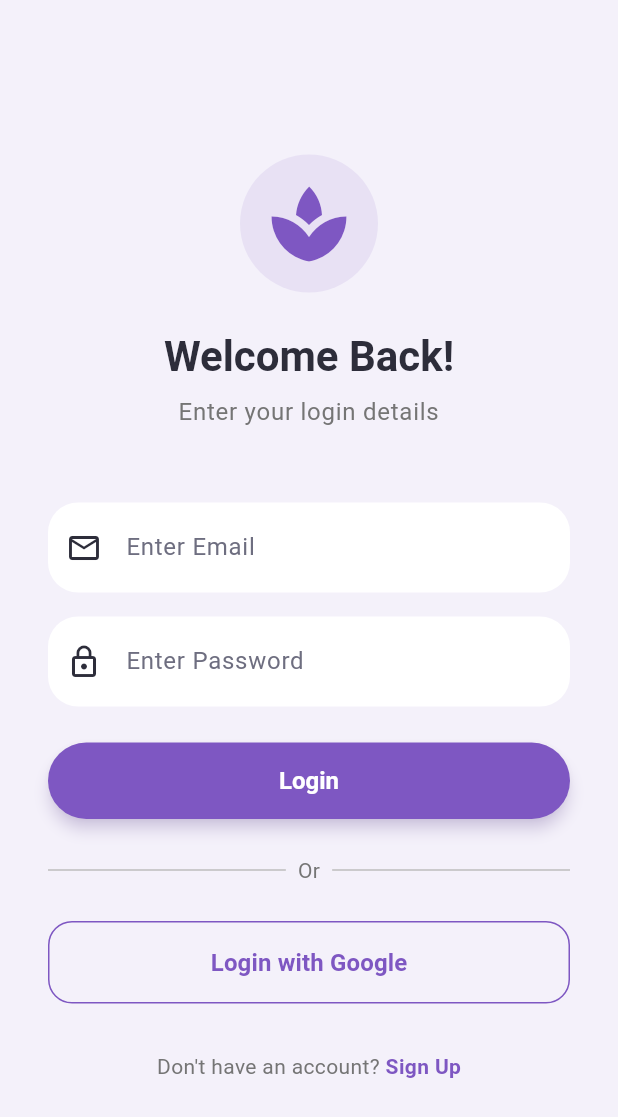
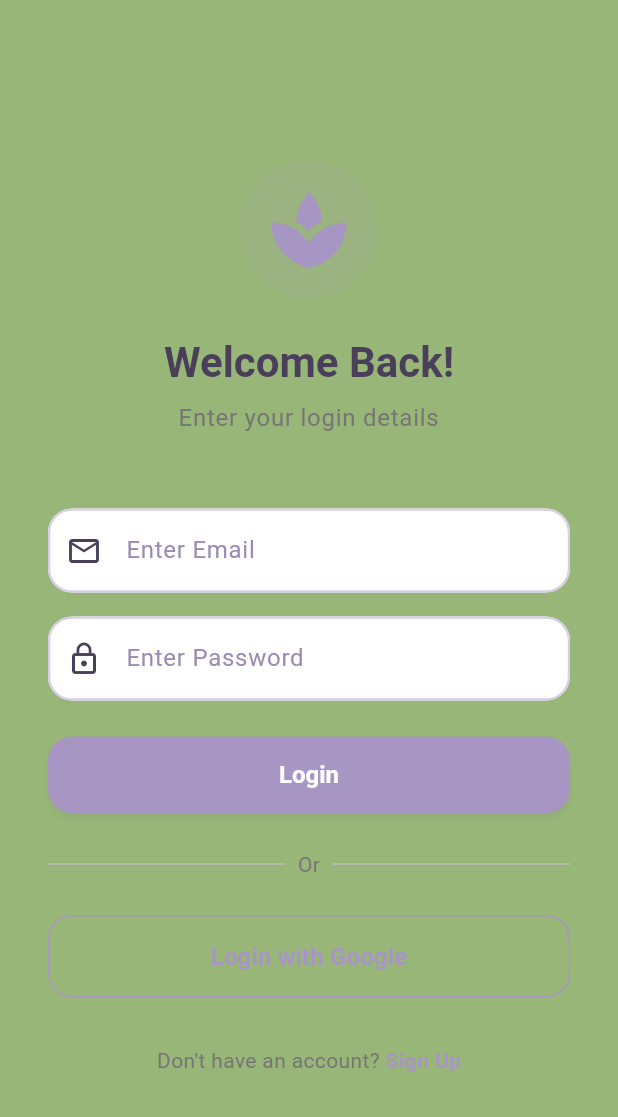
Before and after one commit to Andontknee/YouMii_1, a Flutter app: the screen it shows after launch, on a phone screen of 412 x 824 dp. Shown: the top 1117 px of the screen. Run offline on Flutter 3.47's test engine with Material 3 defaults, Android fonts, the phone set to English and light mode, and no system bars; our stand-ins replace cloud_firestore, firebase_auth, firebase_core, flutter_markdown, google_generative_ai, google_sign_in and 1 more; accounts and stored records are empty; Roboto replaces fonts that are missing (Poppins).

Commit message:
almost done!

```diff
--- a/lib/main.dart
+++ b/lib/main.dart
@@ -2,35 +2,35 @@
 
 import 'package:flutter/material.dart';
 import 'package:firebase_core/firebase_core.dart';
-// import 'package:google_sign_in/google_sign_in.dart'; // Optional based on version
+import 'package:firebase_auth/firebase_auth.dart'; // Needed for AuthGate
 import 'package:youmii/firebase_options.dart';
-import 'package:firebase_auth/firebase_auth.dart';
 
 import 'screens/auth/login_screen.dart';
 import 'screens/auth/registration_screen.dart';
 import 'screens/home/home_screen.dart';
 
-// --- 🎨 VIBRANT LAVENDER & CORAL PALETTE ---
+// --- 🎨 COLOR PALETTE DEFINITION ---
 
-// Primary Brand (Lavender - slightly richer)
-const Color kPrimaryLavender = Color(0xFF7E57C2);
-const Color kDeepLavender = Color(0xFF512DA8);
+// Brand / Primary (Kept Lavender for buttons/icons, but you might want to change this to a dark green later if you keep the Olivine background)
+const Color kPrimaryLavender = Color(0xFFA795C4);
+const Color kDeepLavender = Color(0xFF8A75AE);
 
-// Secondary Brand (Coral/Peach - Adds the "Vibrancy" from your image)
-const Color kAccentCoral = Color(0xFFFF8A65);
-const Color kSoftPeach = Color(0xFFFFCCBC);
+// Backgrounds
+// --- CHANGED: New Olivine Background ---
+const Color kPrimaryBackground = Color(0xFF98B678);
+// ---------------------------------------
+const Color kSecondaryBackground = Color(0xFFE5DBF2);
+const Color kCardColor = Color(0xFFF8F5FC); // Keeping cards white/lilac to pop against the green
 
-// Backgrounds & Surfaces
-const Color kAppBackground = Color(0xFFF4F1FA); // A very subtle lavender tint
-const Color kCardSurface = Color(0xFFFFFFFF);   // Pure white for pop
+// Typography Colors
+const Color kTextHeader = Color(0xFF4A3F59);
+const Color kTextBody = Color(0xFF6B6280);
+const Color kTextMuted = Color(0xFF9B8BB2);
 
-// Typography
-const Color kTextPrimary = Color(0xFF2D2D3A); // Nearly black, softer than pure black
-const Color kTextSecondary = Color(0xFF6E6E80); // Muted grey-purple
-
-// Status
-const Color kSuccess = Color(0xFF81C784);
-const Color kError = Color(0xFFE57373);
+// Accents
+const Color kAccentSuccess = Color(0xFF93C8A2);
+const Color kAccentWarning = Color(0xFFE7CBA3);
+const Color kAccentError = Color(0xFFDFA8A8);
 
 void main() async {
   WidgetsFlutterBinding.ensureInitialized();
@@ -55,126 +55,111 @@ class MyApp extends StatelessWidget {
         useMaterial3: true,
         brightness: Brightness.light,
 
-        // 1. Global Colors
-        scaffoldBackgroundColor: kAppBackground,
+        // 1. Colors
+        scaffoldBackgroundColor: kPrimaryBackground,
         primaryColor: kPrimaryLavender,
-        cardColor: kCardSurface,
-        canvasColor: kAppBackground,
+        cardColor: kCardColor,
+        canvasColor: kPrimaryBackground,
 
-        // Defines the main color set for widgets
         colorScheme: const ColorScheme.light(
           primary: kPrimaryLavender,
+          secondary: kDeepLavender,
+          surface: kCardColor,
+          error: kAccentError,
           onPrimary: Colors.white,
-          secondary: kAccentCoral, // This makes Floating Action Buttons pop!
-          onSecondary: Colors.white,
-          surface: kCardSurface,
-          onSurface: kTextPrimary,
-          error: kError,
+          onSurface: kTextHeader,
         ),
 
-        // 2. Typography (Google Fonts style: Poppins or Nunito recommended)
+        // 2. Typography
         fontFamily: 'Poppins',
         textTheme: const TextTheme(
-          headlineLarge: TextStyle(color: kTextPrimary, fontWeight: FontWeight.w700),
-          headlineMedium: TextStyle(color: kTextPrimary, fontWeight: FontWeight.w700),
-          headlineSmall: TextStyle(color: kTextPrimary, fontWeight: FontWeight.w700),
+          headlineLarge: TextStyle(color: kTextHeader, fontWeight: FontWeight.w600),
+          headlineMedium: TextStyle(color: kTextHeader, fontWeight: FontWeight.w600),
+          headlineSmall: TextStyle(color: kTextHeader, fontWeight: FontWeight.w600),
 
-          titleLarge: TextStyle(color: kTextPrimary, fontWeight: FontWeight.w600),
-          titleMedium: TextStyle(color: kTextPrimary, fontWeight: FontWeight.w600),
-          titleSmall: TextStyle(color: kTextSecondary, fontWeight: FontWeight.w600),
+          titleLarge: TextStyle(color: kTextHeader, fontWeight: FontWeight.w600),
+          titleMedium: TextStyle(color: kTextBody, fontWeight: FontWeight.w500),
+          titleSmall: TextStyle(color: kTextBody, fontWeight: FontWeight.w500),
 
-          bodyLarge: TextStyle(color: kTextPrimary, fontSize: 16),
-          bodyMedium: TextStyle(color: kTextSecondary, fontSize: 14),
-          bodySmall: TextStyle(color: kTextSecondary, fontSize: 12),
+          bodyLarge: TextStyle(color: kTextBody, fontSize: 16),
+          bodyMedium: TextStyle(color: kTextBody, fontSize: 14),
+          bodySmall: TextStyle(color: kTextMuted, fontSize: 12),
         ),
 
-        // 3. Component Themes (The "Vibrant" Look)
+        // 3. Component Themes
 
-        // AppBar: Clean and transparent
+        // AppBar
         appBarTheme: const AppBarTheme(
           backgroundColor: Colors.transparent,
           elevation: 0,
           centerTitle: true,
-          iconTheme: IconThemeData(color: kTextPrimary),
-          titleTextStyle: TextStyle(color: kTextPrimary, fontSize: 22, fontWeight: FontWeight.w700),
+          iconTheme: IconThemeData(color: kTextHeader),
+          titleTextStyle: TextStyle(color: kTextHeader, fontSize: 20, fontWeight: FontWeight.w600),
         ),
 
-        // Cards: High pop, rounded corners, soft shadow
+        // Cards
         cardTheme: CardThemeData(
-          color: kCardSurface,
-          elevation: 0, // Flat style with border OR low elevation
-          shape: RoundedRectangleBorder(
-            borderRadius: BorderRadius.circular(24), // Very rounded like the image
-            side: BorderSide.none, // Cleaner look
-          ),
+          color: kCardColor,
+          elevation: 4,
+          shadowColor: const Color.fromRGBO(138, 117, 174, 0.1),
+          shape: RoundedRectangleBorder(borderRadius: BorderRadius.circular(20)),
           margin: const EdgeInsets.only(bottom: 16),
-          // Adding a subtle shadow manually in widgets often looks better,
-          // but global elevation 2 is good for standard material.
         ),
 
-        // Input Fields: Friendly and rounded
+        // Input Fields
         inputDecorationTheme: InputDecorationTheme(
           filled: true,
           fillColor: Colors.white,
-          contentPadding: const EdgeInsets.symmetric(horizontal: 24, vertical: 18),
+          contentPadding: const EdgeInsets.symmetric(horizontal: 20, vertical: 16),
           border: OutlineInputBorder(
-            borderRadius: BorderRadius.circular(20),
-            borderSide: BorderSide.none, // Clean, no border look
+            borderRadius: BorderRadius.circular(16),
+            borderSide: const BorderSide(color: Color(0xFFD7CFEA), width: 1.5),
           ),
           enabledBorder: OutlineInputBorder(
-            borderRadius: BorderRadius.circular(20),
-            borderSide: const BorderSide(color: Colors.transparent),
+            borderRadius: BorderRadius.circular(16),
+            borderSide: const BorderSide(color: Color(0xFFD7CFEA), width: 1.5),
           ),
           focusedBorder: OutlineInputBorder(
-            borderRadius: BorderRadius.circular(20),
-            borderSide: const BorderSide(color: kPrimaryLavender, width: 2),
+            borderRadius: BorderRadius.circular(16),
+            borderSide: const BorderSide(color: kPrimaryLavender, width: 1.5),
           ),
-          hintStyle: const TextStyle(color: Color(0xFFB0B0C0)),
-          labelStyle: const TextStyle(color: kTextSecondary),
+          hintStyle: const TextStyle(color: Color(0xFFB9A9D6)),
+          labelStyle: const TextStyle(color: kTextMuted),
         ),
 
-        // Buttons: Vibrant and Pill-shaped
+        // Buttons
         elevatedButtonTheme: ElevatedButtonThemeData(
           style: ElevatedButton.styleFrom(
             backgroundColor: kPrimaryLavender,
             foregroundColor: Colors.white,
-            elevation: 4,
-            shadowColor: kPrimaryLavender.withOpacity(0.4), // Colored shadow!
-            padding: const EdgeInsets.symmetric(vertical: 16, horizontal: 32),
-            shape: RoundedRectangleBorder(borderRadius: BorderRadius.circular(30)), // Pill shape
-            textStyle: const TextStyle(fontSize: 16, fontWeight: FontWeight.w700),
+            elevation: 2,
+            shadowColor: const Color.fromRGBO(123, 97, 158, 0.15),
+            padding: const EdgeInsets.symmetric(vertical: 16, horizontal: 24),
+            shape: RoundedRectangleBorder(borderRadius: BorderRadius.circular(16)),
+            textStyle: const TextStyle(fontSize: 16, fontWeight: FontWeight.w600),
           ),
         ),
 
         textButtonTheme: TextButtonThemeData(
           style: TextButton.styleFrom(
             foregroundColor: kPrimaryLavender,
-            textStyle: const TextStyle(fontWeight: FontWeight.w700),
+            textStyle: const TextStyle(fontWeight: FontWeight.w600),
           ),
         ),
 
-        // Floating Action Button (The "Pop")
-        floatingActionButtonTheme: FloatingActionButtonThemeData(
-          backgroundColor: kAccentCoral, // Orange/Peach button
-          foregroundColor: Colors.white,
-          elevation: 6,
-          shape: RoundedRectangleBorder(borderRadius: BorderRadius.circular(20)),
-        ),
-
-        // Bottom Navigation Bar: Clean white
+        // Bottom Navigation Bar
         bottomAppBarTheme: const BottomAppBarThemeData(
-          color: kCardSurface,
-          elevation: 20,
-          shadowColor: Colors.black12,
-          surfaceTintColor: Colors.white,
+          color: kCardColor,
+          elevation: 10,
+          shadowColor: Color.fromRGBO(138, 117, 174, 0.1),
         ),
 
         // Icons
         iconTheme: const IconThemeData(color: kPrimaryLavender),
       ),
 
-       home: const AuthGate(),
-     // home: const HomeScreen(),//
+      // Auth Gatekeeper
+      home: const AuthGate(),
 
       routes: {
         '/login': (context) => const LoginScreen(),
@@ -193,19 +178,14 @@ class AuthGate extends StatelessWidget {
     return StreamBuilder<User?>(
       stream: FirebaseAuth.instance.authStateChanges(),
       builder: (context, snapshot) {
-        // 1. While checking (loading state)
         if (snapshot.connectionState == ConnectionState.waiting) {
           return const Scaffold(
             body: Center(child: CircularProgressIndicator()),
           );
         }
-
-        // 2. If User is logged in -> Go to Home
         if (snapshot.hasData) {
           return const HomeScreen();
         }
-
-        // 3. If User is NOT logged in -> Go to Login
         return const LoginScreen();
       },
     );
--- a/lib/screens/journal/journal_hub_screen.dart
+++ b/lib/screens/journal/journal_hub_screen.dart
@@ -58,15 +58,17 @@ class JournalHubScreen extends StatelessWidget {
             labelColor: theme.primaryColor,
             unselectedLabelColor: Colors.grey,
             tabs: const [
+              // --- SWAPPED: Mood Calendar is now FIRST ---
+              Tab(text: 'Mood Calendar', icon: Icon(Icons.calendar_month_outlined)),
               Tab(text: 'Notebooks', icon: Icon(Icons.book_outlined)),
-              Tab(text: 'Mood Calendar', icon: Icon(Icons.calendar_month_outlined)),
             ],
           ),
         ),
         body: const TabBarView(
           children: [
-            NotebooksScreen(), // Tab 1: Notebooks
-            MoodCalendarTab(), // Tab 2: Calendar (Moved here)
+            // --- SWAPPED: MoodCalendarTab is now FIRST ---
+            MoodCalendarTab(),
+            NotebooksScreen(),
           ],
         ),
       ),
```
